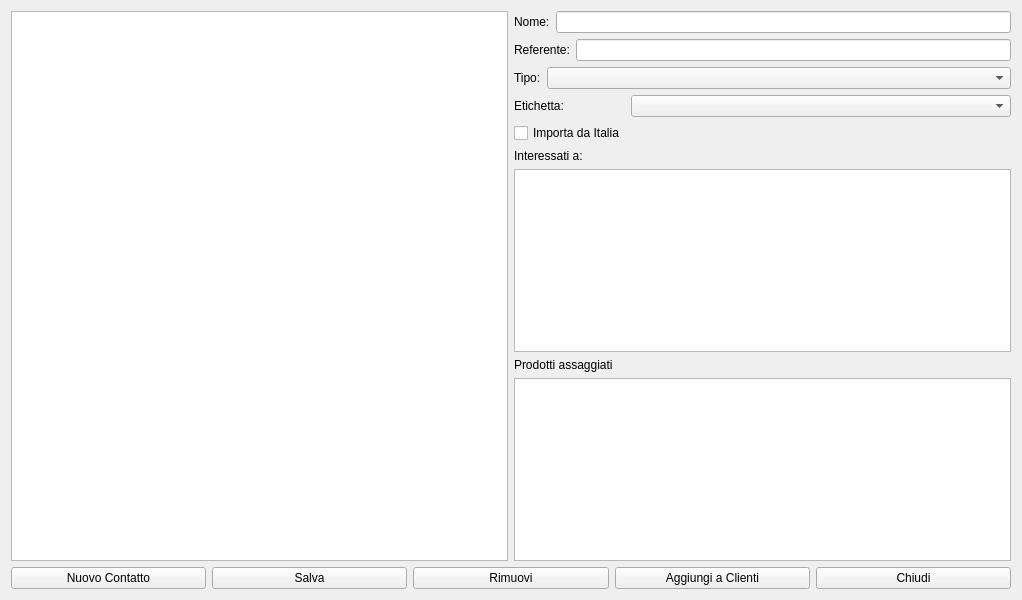
The window that hcontacts.ui (fblabs/hamlet-mod-sancon) describes before a commit, drawn with Qt 5.
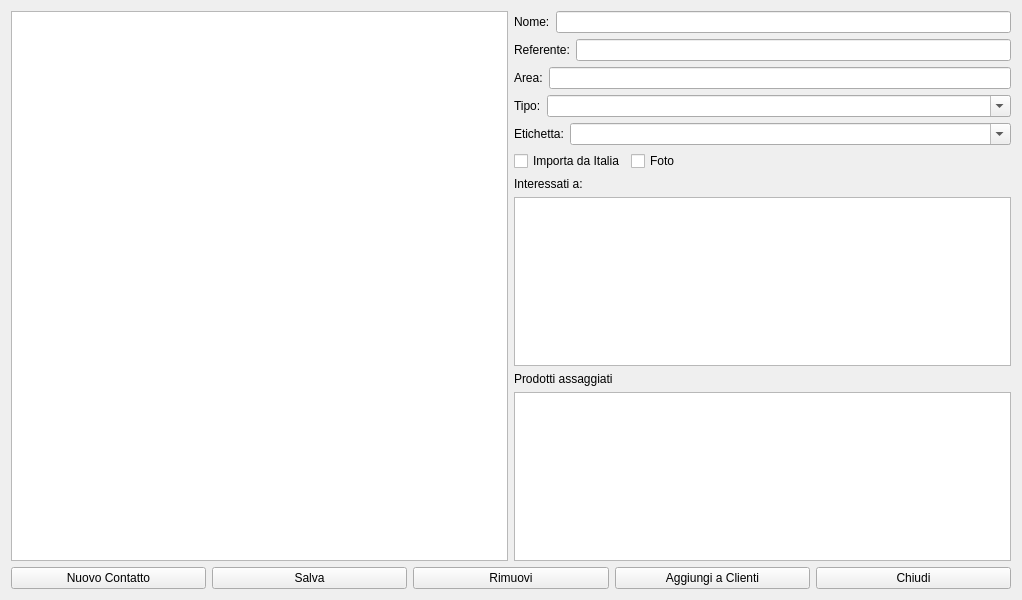
The same window after the commit. Icons and pictures are not drawn.

Patch:
```diff
--- a/hcontacts.ui
+++ b/hcontacts.ui
@@ -63,6 +63,20 @@
          </item>
         </layout>
        </item>
+       <item>
+        <layout class="QFormLayout" name="formLayout_6">
+         <item row="0" column="0">
+          <widget class="QLabel" name="label_7">
+           <property name="text">
+            <string>Area:</string>
+           </property>
+          </widget>
+         </item>
+         <item row="0" column="1">
+          <widget class="QLineEdit" name="leArea"/>
+         </item>
+        </layout>
+       </item>
        <item>
         <layout class="QFormLayout" name="formLayout_3">
          <item row="0" column="0">
@@ -73,7 +87,11 @@
           </widget>
          </item>
          <item row="0" column="1">
-          <widget class="QComboBox" name="cbTipo"/>
+          <widget class="QComboBox" name="cbTipo">
+           <property name="editable">
+            <bool>true</bool>
+           </property>
+          </widget>
          </item>
         </layout>
        </item>
@@ -87,15 +105,30 @@
           </widget>
          </item>
          <item row="0" column="1">
-          <widget class="QComboBox" name="cbEtichetta"/>
+          <widget class="QComboBox" name="cbEtichetta">
+           <property name="editable">
+            <bool>true</bool>
+           </property>
+          </widget>
          </item>
-         <item row="1" column="0">
+        </layout>
+       </item>
+       <item>
+        <layout class="QFormLayout" name="formLayout_5">
+         <item row="0" column="0">
           <widget class="QCheckBox" name="cbImport">
            <property name="text">
             <string>Importa da Italia</string>
            </property>
           </widget>
          </item>
+         <item row="0" column="1">
+          <widget class="QCheckBox" name="cbFoto">
+           <property name="text">
+            <string>Foto</string>
+           </property>
+          </widget>
+         </item>
         </layout>
        </item>
        <item>
@@ -108,7 +141,7 @@
           </widget>
          </item>
          <item>
-          <widget class="QTextEdit" name="teInterests"/>
+          <widget class="QPlainTextEdit" name="teInterests"/>
          </item>
         </layout>
        </item>
@@ -122,7 +155,7 @@
           </widget>
          </item>
          <item>
-          <widget class="QTextEdit" name="teProdotti"/>
+          <widget class="QPlainTextEdit" name="teAssaggi"/>
          </item>
         </layout>
        </item>
```
Left out of the diff: 56 changed lines with no effect on the pictures.
